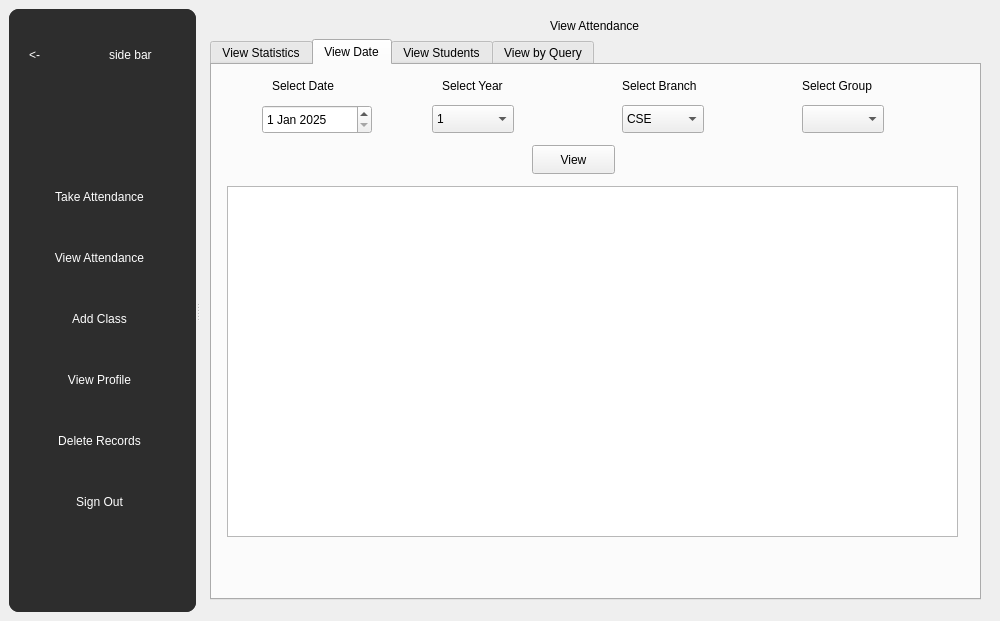
Old version of the form mainwindow.ui in the repository Shikhrrr/AttendanceManager.
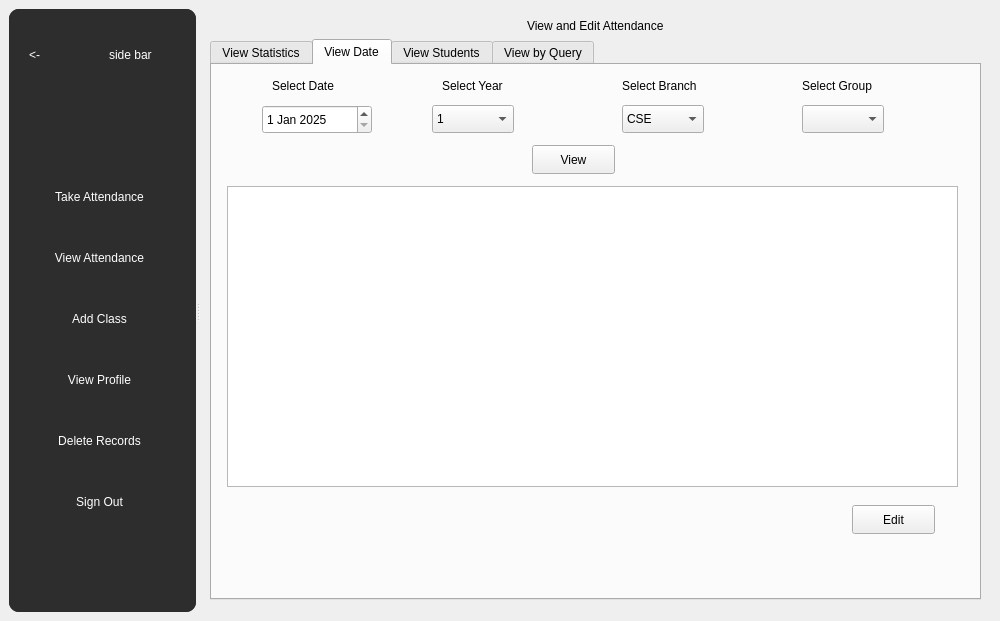
New version of the form. The open tabs and pages were chosen to show the change.

Commit message: edit attendance from view tab

```diff
--- a/mainwindow.ui
+++ b/mainwindow.ui
@@ -467,7 +467,7 @@
              <string notr="true">font: 24pt &quot;Segoe UI&quot;;</string>
             </property>
             <property name="text">
-             <string>View Attendance</string>
+             <string>View and Edit Attendance</string>
             </property>
            </widget>
           </item>
@@ -755,7 +755,7 @@
                 <x>15</x>
                 <y>121</y>
                 <width>731</width>
-                <height>351</height>
+                <height>301</height>
                </rect>
               </property>
              </widget>
@@ -772,6 +772,19 @@
                <string>View</string>
               </property>
              </widget>
+             <widget class="QPushButton" name="editSubmit">
+              <property name="geometry">
+               <rect>
+                <x>640</x>
+                <y>440</y>
+                <width>83</width>
+                <height>29</height>
+               </rect>
+              </property>
+              <property name="text">
+               <string>Edit</string>
+              </property>
+             </widget>
             </widget>
             <widget class="QWidget" name="tab_3">
              <attribute name="title">
```
Left out of the diff: 8 changed lines with no effect on the pictures. The commit also changes 3 other files.
